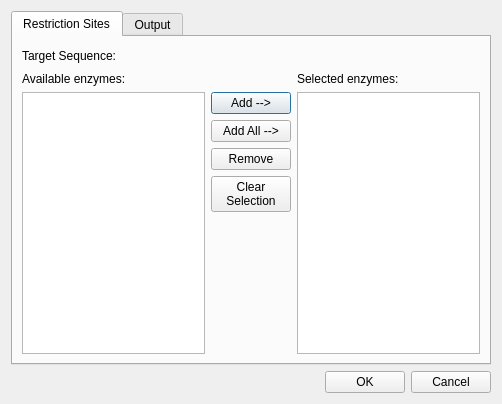
Qt form src/plugins/enzymes/src/ui/DigestSequenceDialog.ui (violethaze74/ugene) before a commit.
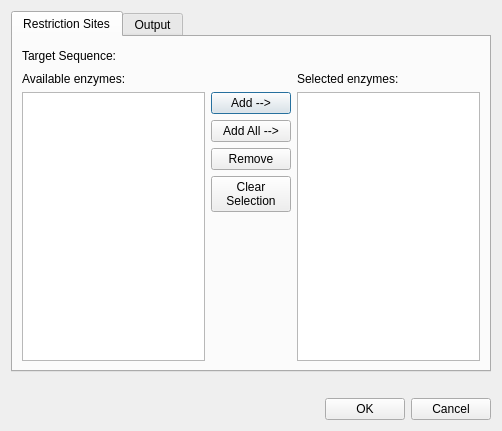
The same form after that commit.

Commit message: UGENE-268: digest into fragments improvements

```diff
--- a/src/plugins/enzymes/src/ui/DigestSequenceDialog.ui
+++ b/src/plugins/enzymes/src/ui/DigestSequenceDialog.ui
@@ -7,7 +7,7 @@
     <x>0</x>
     <y>0</y>
     <width>502</width>
-    <height>404</height>
+    <height>431</height>
    </rect>
   </property>
   <property name="minimumSize">
@@ -173,6 +173,13 @@
      </widget>
     </widget>
    </item>
+   <item>
+    <widget class="QLabel" name="hintLabel">
+     <property name="text">
+      <string>&lt;hint label&gt;</string>
+     </property>
+    </widget>
+   </item>
    <item>
     <layout class="QHBoxLayout" name="horizontalLayout_3">
      <item>
```
The commit also changes 2 other files.
